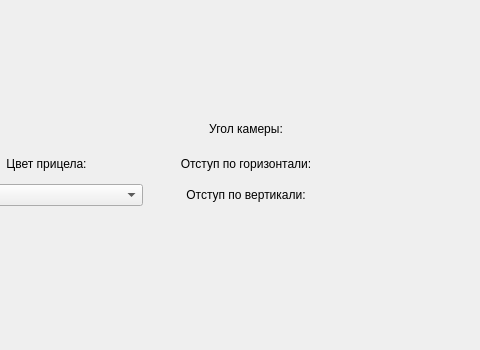
vladIsTrue/skb, file client/mainwindow.ui: the form before one commit; both pictures show x 358 to 838 and y 270 to 620 of the 838 by 620 pixel window.
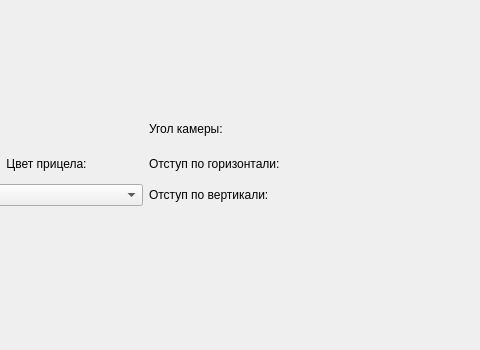
The form after the commit. Custom widgets are drawn as their Qt base class.

```diff
--- a/client/mainwindow.ui
+++ b/client/mainwindow.ui
@@ -78,7 +78,7 @@
          <string>Отступ по горизонтали:</string>
         </property>
         <property name="alignment">
-         <set>Qt::AlignmentFlag::AlignCenter</set>
+         <set>Qt::AlignmentFlag::AlignLeading|Qt::AlignmentFlag::AlignLeft|Qt::AlignmentFlag::AlignVCenter</set>
         </property>
         <property name="margin">
          <number>4</number>
@@ -91,7 +91,7 @@
          <string>Угол камеры:</string>
         </property>
         <property name="alignment">
-         <set>Qt::AlignmentFlag::AlignCenter</set>
+         <set>Qt::AlignmentFlag::AlignLeading|Qt::AlignmentFlag::AlignLeft|Qt::AlignmentFlag::AlignVCenter</set>
         </property>
         <property name="margin">
          <number>4</number>
@@ -104,7 +104,7 @@
          <string>Отступ по вертикали:</string>
         </property>
         <property name="alignment">
-         <set>Qt::AlignmentFlag::AlignCenter</set>
+         <set>Qt::AlignmentFlag::AlignLeading|Qt::AlignmentFlag::AlignLeft|Qt::AlignmentFlag::AlignVCenter</set>
         </property>
         <property name="margin">
          <number>4</number>
```
Left out of the diff: 2 changed lines with no effect on the pictures.
